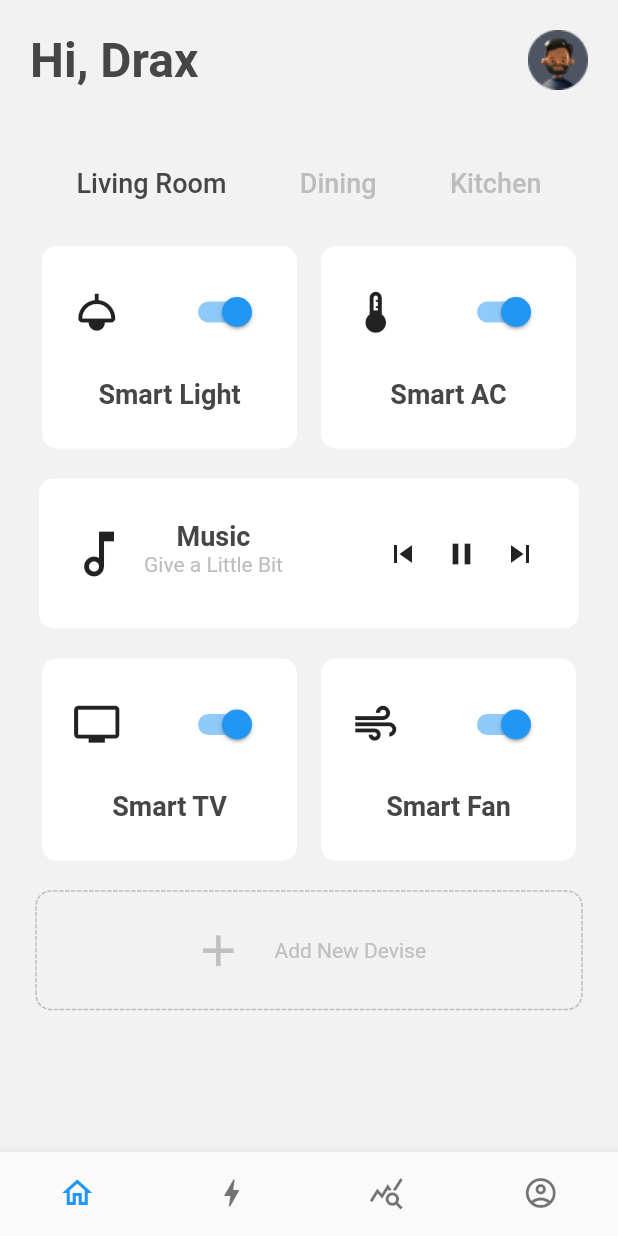
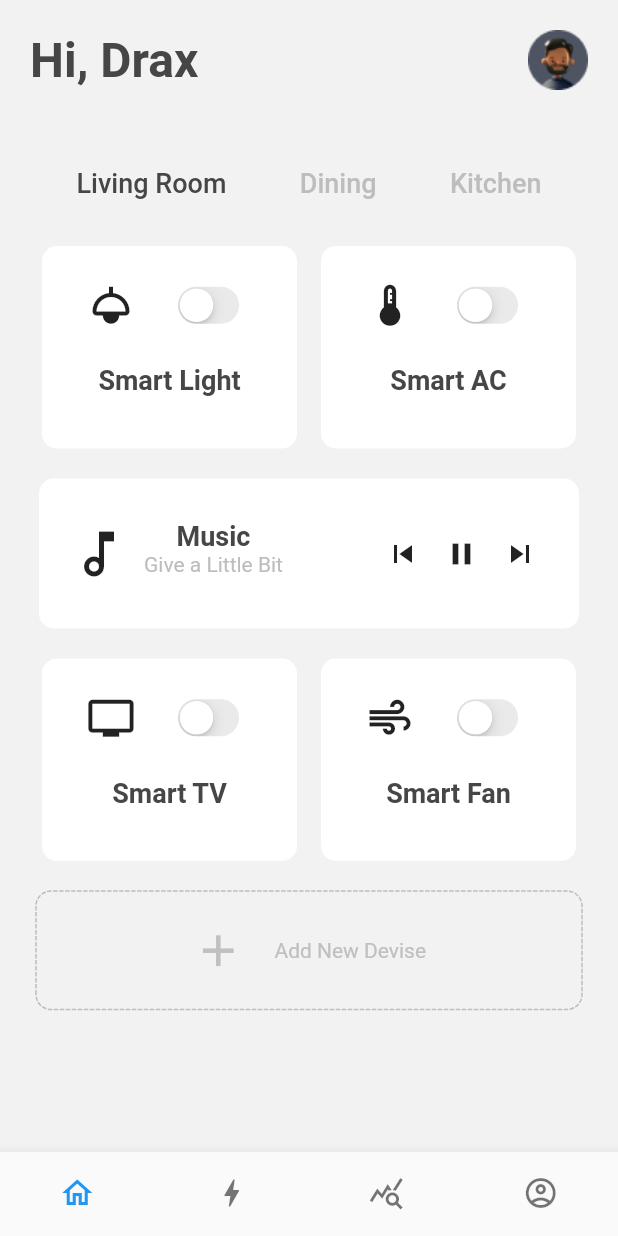
Before and after one commit to 40rty5ive/Smart-Home, a Flutter app: the screen it shows after launch, on a phone screen of 412 x 824 dp. Run offline on Flutter 3.47's test engine with Material 2 defaults, Android fonts, the phone set to English and light mode, and no system bars; drawn by our look-alikes of dotted_border.

Commit message:
Improved and optimized interface

```diff
--- a/lib/widgets/home_page/add_device_widget.dart
+++ b/lib/widgets/home_page/add_device_widget.dart
@@ -1,5 +1,3 @@
-// ignore_for_file: prefer_const_constructors
-
 import 'package:flutter/material.dart';
 import 'package:dotted_border/dotted_border.dart';
 
@@ -9,14 +7,14 @@ class AddDeviceWidget extends StatelessWidget {
   @override
   Widget build(BuildContext context) {
     return DottedBorder(
-      color: Color.fromRGBO(189, 189, 189, 1),
+      color: const Color.fromRGBO(189, 189, 189, 1),
       borderType: BorderType.RRect,
-      radius: Radius.circular(10),
+      radius: const Radius.circular(10),
       strokeWidth: 1,
       child: Container(
         width: 360,
         height: 75,
-        decoration: BoxDecoration(
+        decoration: const BoxDecoration(
           borderRadius: BorderRadius.all(Radius.circular(10)),
         ),
         child: Row(
@@ -30,13 +28,10 @@ class AddDeviceWidget extends StatelessWidget {
             SizedBox(
               width: 20,
             ),
-            Text(
-              'Add New Devise',
-              style: TextStyle(
-                color: Color.fromRGBO(192, 192, 192, 1),
-
-              )
-            ),
+            Text('Add New Devise',
+                style: TextStyle(
+                  color: Color.fromRGBO(192, 192, 192, 1),
+                )),
           ],
         ),
       ),
--- a/lib/widgets/home_page/card_widget.dart
+++ b/lib/widgets/home_page/card_widget.dart
@@ -1,5 +1,4 @@
-// ignore_for_file: sized_box_for_whitespace, prefer_const_constructors
-
+import 'package:flutter/cupertino.dart';
 import 'package:flutter/material.dart';
 
 import '../../theme/app_colors.dart';
@@ -25,8 +24,8 @@ class _CardWidgetState extends State<CardWidget> {
 
   @override
   Widget build(BuildContext context) {
-    bool _smartLightChoose = true;
-    return Container(
+    bool _smartLightChoose = false;
+    return SizedBox(
       width: 170,
       height: 135,
       child: Stack(
@@ -43,23 +42,30 @@ class _CardWidgetState extends State<CardWidget> {
                   padding: const EdgeInsets.all(20),
                   child: Row(
                     mainAxisSize: MainAxisSize.max,
-                    mainAxisAlignment: MainAxisAlignment.spaceBetween,
+                    mainAxisAlignment: MainAxisAlignment.spaceAround,
                     children: [
                       Icon(
                         widget.ico,
                         size: 33,
                       ),
-                      Switch(
-                        value: _smartLightChoose,
-                        onChanged: (bool value) {},
+                      Transform.scale(
+                        scale: 0.8,
+                        child: CupertinoSwitch(
+                          onChanged: (bool value) {
+                            setState(() {
+                              _smartLightChoose = value;
+                            });
+                          },
+                          value: _smartLightChoose,
+                          activeColor: AppColors.mainGray,
+                        ),
                       ),
                     ],
                   ),
                 ),
                 Text(
                   widget.text,
-
-                  style: TextStyle(
+                  style: const TextStyle(
                     color: AppColors.mainGray,
                     fontSize: 18,
                     fontWeight: FontWeight.bold,
--- a/lib/widgets/home_page/large_card_widget.dart
+++ b/lib/widgets/home_page/large_card_widget.dart
@@ -1,5 +1,3 @@
-// ignore_for_file: prefer_const_constructors, prefer_const_literals_to_create_immutables
-
 import 'package:flutter/material.dart';
 
 class LargeCardWidget extends StatelessWidget {
@@ -16,16 +14,16 @@ class LargeCardWidget extends StatelessWidget {
       ),
       child: Row(
         children: [
-          SizedBox(width: 20),
-          Icon(
+          const SizedBox(width: 20),
+          const Icon(
             Icons.music_note_outlined,
             size: 40,
           ),
-          SizedBox(
+          const SizedBox(
             width: 10,
           ),
           Column(
-            children: [
+            children: const [
               SizedBox(
                 height: 28,
               ),
@@ -45,9 +43,9 @@ class LargeCardWidget extends StatelessWidget {
               ),
             ],
           ),
-          SizedBox(width: 68),
+          const SizedBox(width: 68),
           Row(
-            children: [
+            children: const [
               Icon(
                 Icons.skip_previous,
                 size: 24,
--- a/lib/widgets/home_page/living_room_widget.dart
+++ b/lib/widgets/home_page/living_room_widget.dart
@@ -1,5 +1,3 @@
-// ignore_for_file: prefer_const_constructors, prefer_const_literals_to_create_immutables
-
 import 'package:flutter/material.dart';
 import 'package:smart_home_layot/widgets/home_page/add_device_widget.dart';
 import 'package:smart_home_layot/widgets/home_page/card_widget.dart';
@@ -14,8 +12,6 @@ class LivingRoomWidget extends StatefulWidget {
 
 class _LivingRoomWidgetState extends State<LivingRoomWidget> {
   @override
-
-
   Widget build(BuildContext context) {
     return Padding(
       padding: const EdgeInsets.symmetric(horizontal: 20),
@@ -24,24 +20,42 @@ class _LivingRoomWidgetState extends State<LivingRoomWidget> {
           Row(
             mainAxisSize: MainAxisSize.max,
             mainAxisAlignment: MainAxisAlignment.spaceAround,
-            children: [
-              CardWidget(ico: Icons.light, text: 'Smart Light',),
-              CardWidget(ico: Icons.thermostat, text: 'Smart AC',),
+            children: const [
+              CardWidget(
+                ico: Icons.light,
+                text: 'Smart Light',
+              ),
+              CardWidget(
+                ico: Icons.thermostat,
+                text: 'Smart AC',
+              ),
             ],
           ),
-          SizedBox(height: 20,),
-          LargeCardWidget(),
-          SizedBox(height: 20,),
+          const SizedBox(
+            height: 20,
+          ),
+          const LargeCardWidget(),
+          const SizedBox(
+            height: 20,
+          ),
           Row(
             mainAxisSize: MainAxisSize.max,
             mainAxisAlignment: MainAxisAlignment.spaceAround,
-            children: [
-              CardWidget(ico: Icons.tv, text: 'Smart TV',),
-              CardWidget(ico: Icons.air, text: 'Smart Fan',),
+            children: const [
+              CardWidget(
+                ico: Icons.tv,
+                text: 'Smart TV',
+              ),
+              CardWidget(
+                ico: Icons.air,
+                text: 'Smart Fan',
+              ),
             ],
           ),
-          SizedBox(height: 20,),
-          AddDeviceWidget(),
+          const SizedBox(
+            height: 20,
+          ),
+          const AddDeviceWidget(),
         ],
       ),
     );
```
Also changed, not shown: lib/widgets/smart_light_page/set_up_schedule.dart (+76 -29 lines), lib/widgets/smart_light_page/smart_light_widget.dart (+15 -17 lines), pubspec.lock.
